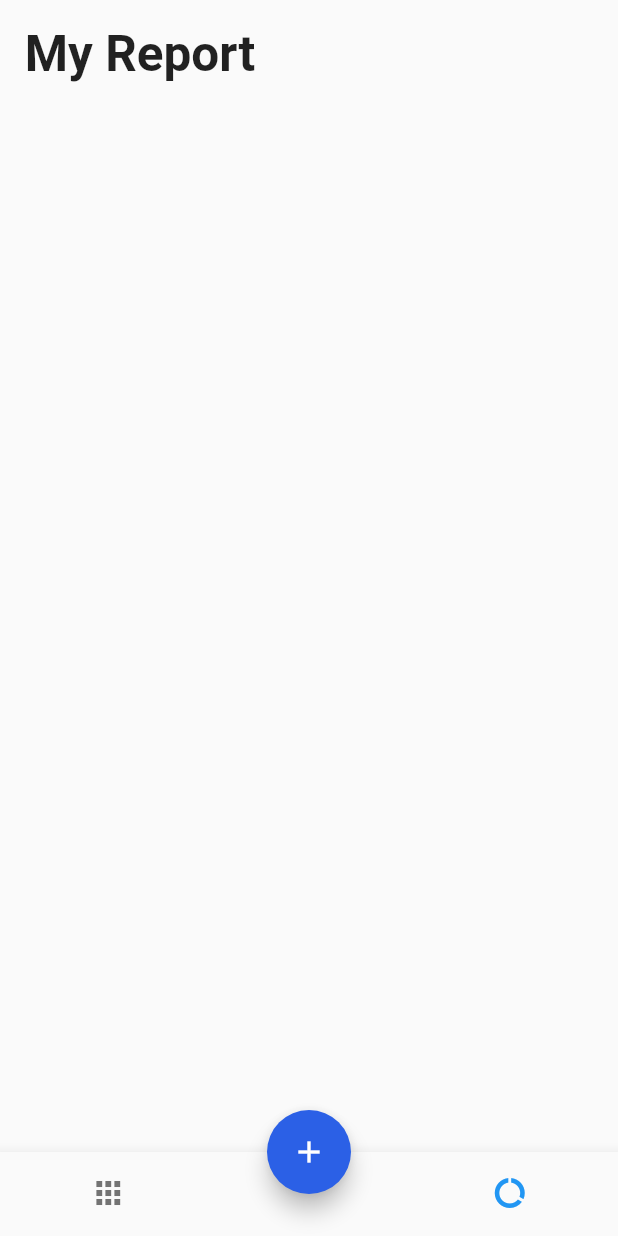
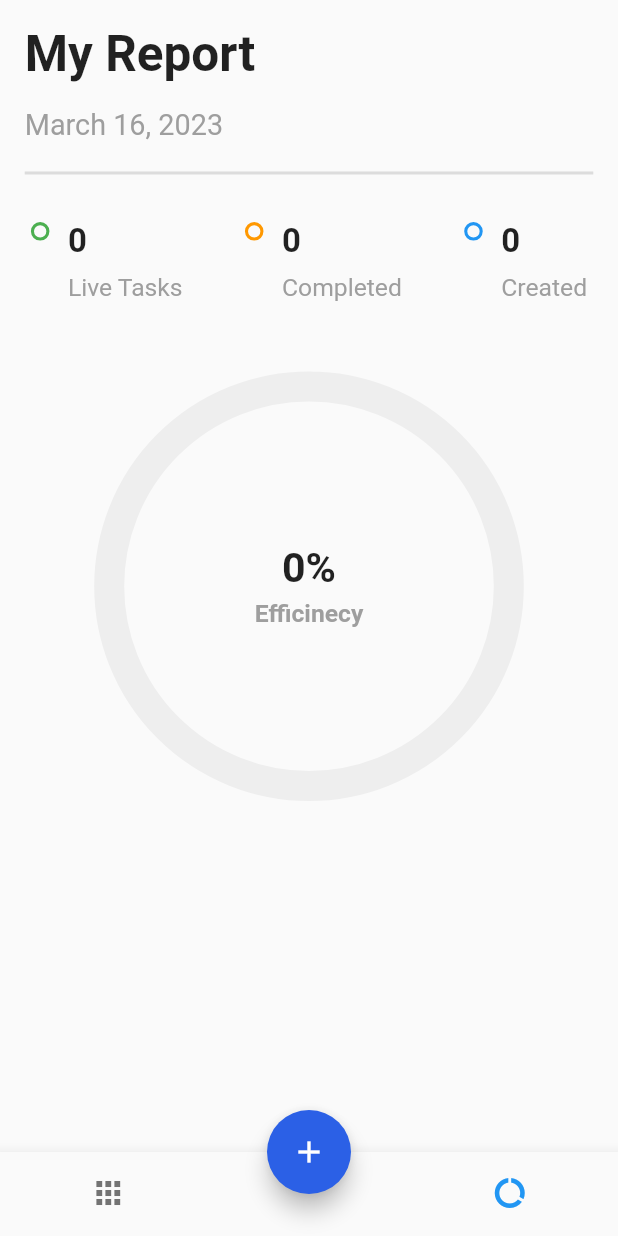
Before and after one commit to ArpitSahu01/Todo-App, a Flutter app: the screen it shows after launch, item 2 of the bottom bar chosen, on a phone screen of 412 x 824 dp. Run offline on Flutter 3.47's test engine with Material 2 defaults, Android fonts, the phone set to English and light mode, and no system bars; drawn by our look-alikes of step_progress_indicator; our stand-ins replace dotted_border, equatable, flutter_easyloading, get, get_storage.

Commit message:
added circular progress indicator

```diff
--- a/lib/app/modules/report/view.dart
+++ b/lib/app/modules/report/view.dart
@@ -1,5 +1,8 @@
 import 'package:flutter/material.dart';
 import 'package:get/get.dart';
+import 'package:step_progress_indicator/step_progress_indicator.dart';
+import 'package:to_do_list/app/core/values/colors.dart';
+import 'package:intl/intl.dart';
 import 'package:to_do_list/app/core/utils/extensions.dart';
 import 'package:to_do_list/app/modules/home/controller.dart';
 
@@ -13,10 +16,10 @@ class ReportPage extends StatelessWidget {
       body: SafeArea(
         child: Obx(
             (){
-              var createdTask = homeCtrl.getTotalTask();
+              var createdTasks = homeCtrl.getTotalTask();
               var completedTasks = homeCtrl.getTotalDoneTask();
-              var liveTasks = createdTask - completedTasks;
-              var percent = (completedTasks/completedTasks * 100).toStringAsFixed(0);
+              var liveTasks = createdTasks - completedTasks;
+              var percent = (completedTasks/createdTasks * 100).toStringAsFixed(0);
               return ListView(
                 children: [
                    Padding(
@@ -29,8 +32,68 @@ class ReportPage extends StatelessWidget {
                        ),
                      ),
                    ),
+                    Padding(
+                      padding:  EdgeInsets.symmetric(horizontal: 4.0.wp),
+                      child: Text(
+                        DateFormat.yMMMMd().format(DateTime.now()),
+                        style: TextStyle(
+                          fontSize: 14.0.sp,
+                           color: Colors.grey,
+                        ),
+                      ),
+                    ),
+                    Padding(
+                      padding:  EdgeInsets.symmetric(vertical: 3.0.wp,horizontal: 4.0.wp),
+                      child: const Divider(thickness: 2,),
+                    ),
+                    Padding(
+                      padding:  EdgeInsets.symmetric(vertical: 3.0.wp,horizontal: 5.0.wp),
+                      child: Row(
+                        mainAxisAlignment: MainAxisAlignment.spaceBetween,
+                        children: [
+                          _buildStatus(Colors.green,liveTasks,"Live Tasks"),
+                          _buildStatus(Colors.orange, completedTasks, "Completed"),
+                          _buildStatus(Colors.blue, createdTasks, "Created")
+                        ],
+                      ),
+                    ),
+                  SizedBox(height: 8.0.wp,),
+                  UnconstrainedBox(
+                    child: SizedBox(
+                      width: 70.0.wp,
+                      height: 70.0.wp,
+                      child: CircularStepProgressIndicator(
+                        totalSteps: createdTasks == 0 ? 1:createdTasks,
+                        currentStep:completedTasks,
+                        stepSize: 20,
+                        selectedColor: green,
+                        unselectedColor: Colors.grey[200],
+                        padding: 0,
+                        width: 150,
+                        height: 150,
+                        selectedStepSize: 22,
+                        roundedCap: (_,__)=>true,
+                        child: Column(
+                          mainAxisAlignment: MainAxisAlignment.center,
+                          children: [
+                              Text("${createdTasks == 0 ? 0 : percent}%",
+                              style: TextStyle(
+                                fontWeight: FontWeight.bold,
+                                fontSize: 20.0.sp,
+                              ),
+                              ),
+                            SizedBox(height: 1.0.wp,),
+                            Text("Efficinecy",style: TextStyle(
+                              fontSize: 12.0.sp,
+                              fontWeight: FontWeight.bold,
+                              color: Colors.grey
+                            ),),
+                          ],
+                        ),
 
-
+                      ),
+                    ),
+                  )
                 ],
               );
             }
@@ -39,3 +102,39 @@ class ReportPage extends StatelessWidget {
     );
   }
 }
+
+Row _buildStatus(Color color, int number, String text){
+  return Row(
+    crossAxisAlignment: CrossAxisAlignment.start,
+    children: [
+      Container(
+        height: 3.0.wp,
+       width: 3.0.wp,
+        decoration: BoxDecoration(
+          shape: BoxShape.circle,
+          border: Border.all(width: 0.5.wp,color: color),
+        ),
+      ),
+      SizedBox(width: 3.0.wp,),
+      Column(
+        crossAxisAlignment: CrossAxisAlignment.start,
+        children: [
+          Text(
+            '$number',
+            style: TextStyle(
+              fontWeight: FontWeight.bold,
+              fontSize: 16.0.sp,
+            ),
+          ),
+          SizedBox(height: 2.0.wp,),
+          Text(text,
+
+              style: TextStyle(
+                fontSize: 12.0.sp,
+                color: Colors.grey,
+              ),)
+        ],
+      )
+    ],
+  );
+}
```
